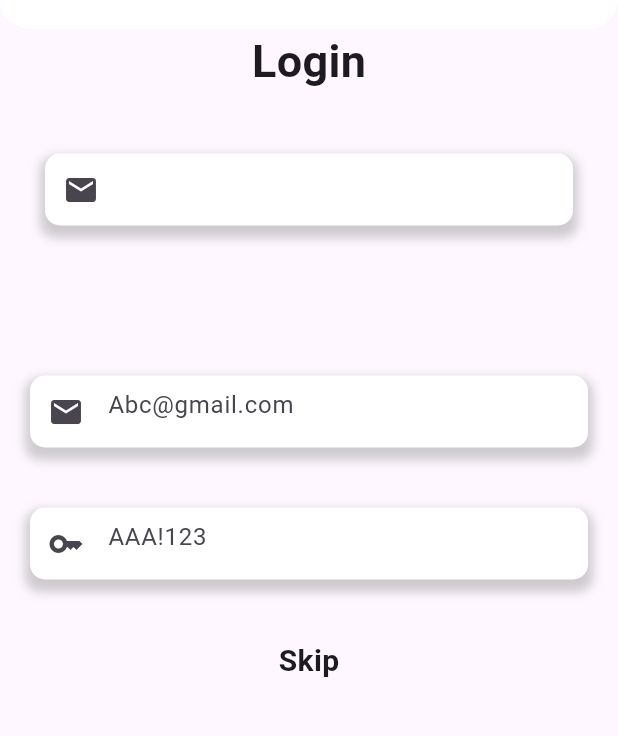
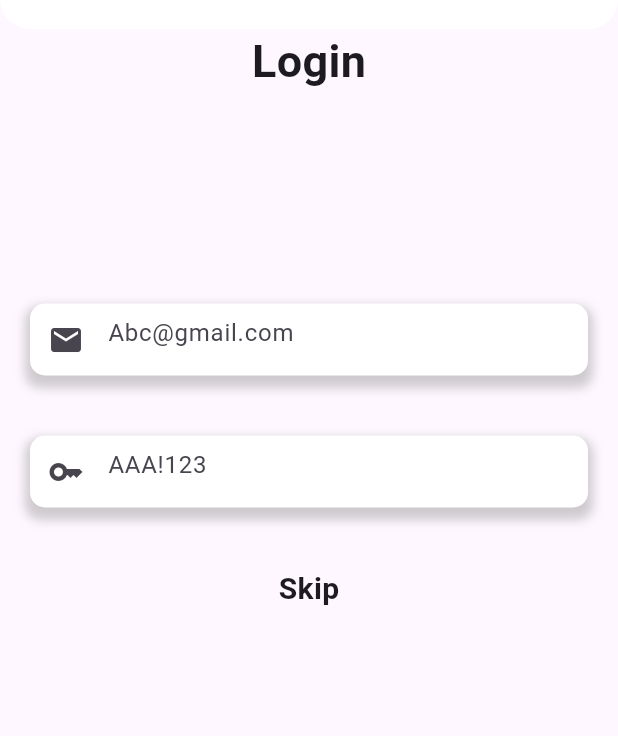
Before and after one commit to Saumya-sura/loan-calculator, a Flutter app: the screen it shows after launch, on a phone screen of 412 x 824 dp, the part 397-1133 px from its top. Run offline on Flutter 3.47's test engine with Material 3 defaults, Android fonts, the light colour scheme and no system bars.

Commit message:
The project is ready

```diff
--- a/lib/login.dart
+++ b/lib/login.dart
@@ -1,4 +1,5 @@
 import 'package:flutter/material.dart';
+import 'package:loanc_calculator/calculator.dart';
 
 class Login extends StatefulWidget {
   const Login({super.key});
@@ -52,18 +53,21 @@ class _LoginState extends State<Login> {
               ),
             ),
           ),
-          const Text("Login",
-            style: TextStyle(
-              fontSize: 30,
-              fontWeight:FontWeight.bold,
 
+          const Center(
+            child:  Text("Login",
+              style: TextStyle(
+                fontSize: 30,
+                fontWeight:FontWeight.bold,
+
+              ),
             ),
           ),
           const SizedBox(
             height: 40,
           ),
-          Padding(
-            padding: const EdgeInsets.symmetric(horizontal:30),
+         /* Padding(
+            padding: const EdgeInsets.symmetric(horizontal:5),
             child: Container(
               decoration: BoxDecoration(
 
@@ -85,7 +89,7 @@ class _LoginState extends State<Login> {
                 ),
               ),
             ),
-          ),
+          ),*/
           const SizedBox(
             height: 100,
           ),
@@ -100,7 +104,12 @@ class _LoginState extends State<Login> {
            GestureDetector(
             onTap: ()
             {
-              Navigator.of(context).pushNamed("/Calculator");
+               Navigator.push(
+      context,
+      MaterialPageRoute(
+        builder: (context) => new Calculator(),
+      ),
+               );
             },
              child: const Text("Skip",
                        style: TextStyle(
```
Also changed, not shown: lib/calculator.dart (+88 -1 lines), lib/main.dart (+4 -3 lines).
